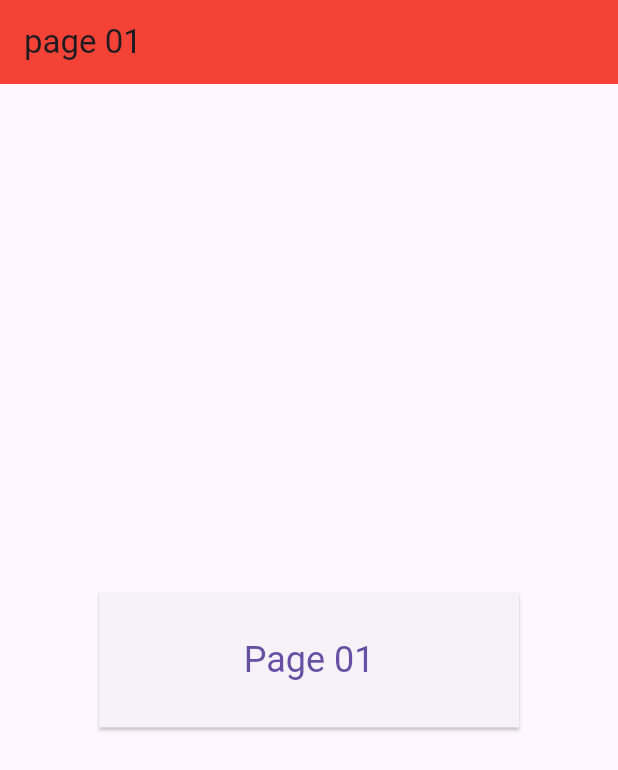
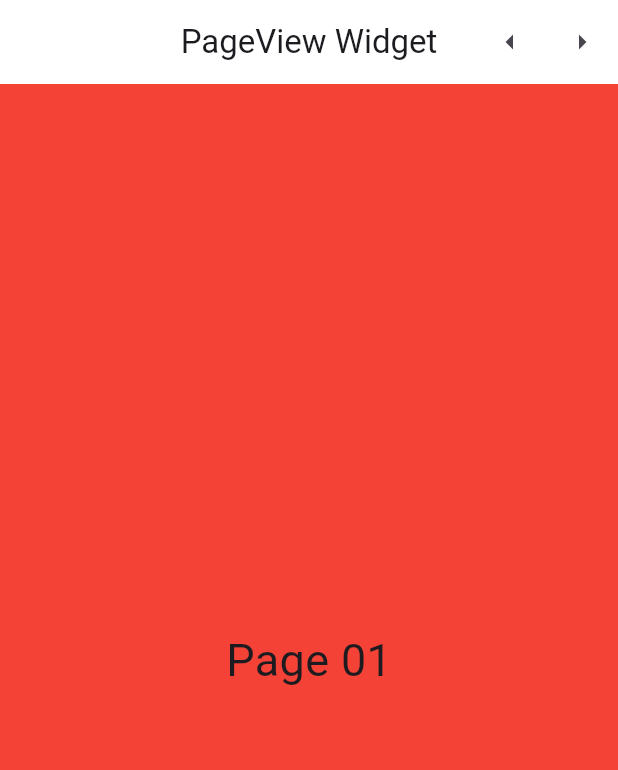
Before and after one commit to cygon23/flutter_play_ground, a Flutter app: the screen it shows after launch, on a phone screen of 412 x 824 dp. Shown: the top 770 px of the screen. Run offline on Flutter 3.47's test engine with Material 3 defaults, Android fonts, the light colour scheme and no system bars.

Commit message:
flutter pageView

```diff
--- a/lib/main.dart
+++ b/lib/main.dart
@@ -1,5 +1,6 @@
 import 'package:flutter/material.dart';
-import 'package:flutter_play_ground/screen/navigatorpage.dart';
+// import 'package:flutter_play_ground/screen/navigatorpage.dart';
+import 'package:flutter_play_ground/screen/pageviewer.dart';
 // import 'package:flutter_play_ground/screen/buttonwidget.dart';
 //import 'package:flutter_play_ground/screen/textfiled.dart';
 // import 'package:flutter_play_ground/screen/imagewidget.dart';
@@ -34,7 +35,8 @@ class MyApp extends StatelessWidget {
       // home: Imagewidget(),
       // home: Buttonwidget(),
       // home: Textfiled(),
-      home: Navigatorpage(),
+      // home: Navigatorpage(),
+      home: Pageviewer(),
     );
   }
 }
--- /dev/null
+++ b/lib/screen/pageviewer.dart
@@ -0,0 +1,73 @@
+import 'package:flutter/material.dart';
+
+class Pageviewer extends StatefulWidget {
+  const Pageviewer({super.key});
+
+  @override
+  State<Pageviewer> createState() => _PageviewerState();
+}
+
+class _PageviewerState extends State<Pageviewer> {
+  final PageController controller = PageController();
+  @override
+  Widget build(BuildContext context) {
+    return Scaffold(
+      appBar: AppBar(
+        backgroundColor: Colors.white,
+        title: Text("PageView Widget"),
+        centerTitle: true,
+        actions: [
+          IconButton(
+            onPressed: () {
+              controller.previousPage(
+                duration: Duration(milliseconds: 1000),
+                curve: Curves.easeIn,
+              );
+            },
+            icon: Icon(Icons.arrow_left),
+          ),
+          IconButton(
+            onPressed: () {
+              controller.nextPage(
+                duration: Duration(milliseconds: 1000),
+                curve: Curves.easeIn,
+              );
+            },
+            icon: Icon(Icons.arrow_right),
+          ),
+        ],
+      ),
+      body: PageView(
+        // physics: NeverScrollableScrollPhysics(),
+        // scrollDirection: Axis.vertical,
+        controller: controller,
+        children: [
+          Container(
+            color: Colors.red,
+            child: Center(
+              child: Text("Page 01", style: TextStyle(fontSize: 30)),
+            ),
+          ),
+          Container(
+            color: Colors.green,
+            child: Center(
+              child: Text("Page 02", style: TextStyle(fontSize: 30)),
+            ),
+          ),
+          Container(
+            color: Colors.teal,
+            child: Center(
+              child: Text("Page 03", style: TextStyle(fontSize: 30)),
+            ),
+          ),
+          Container(
+            color: Colors.amber,
+            child: Center(
+              child: Text("Page 04", style: TextStyle(fontSize: 30)),
+            ),
+          ),
+        ],
+      ),
+    );
+  }
+}
```
